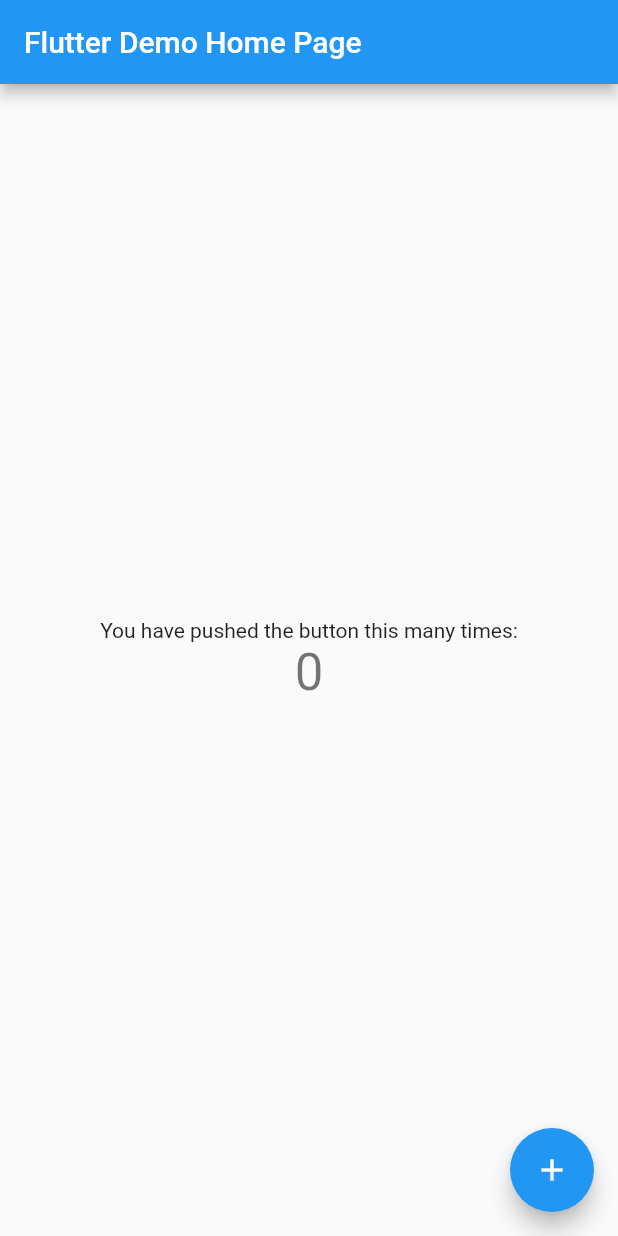
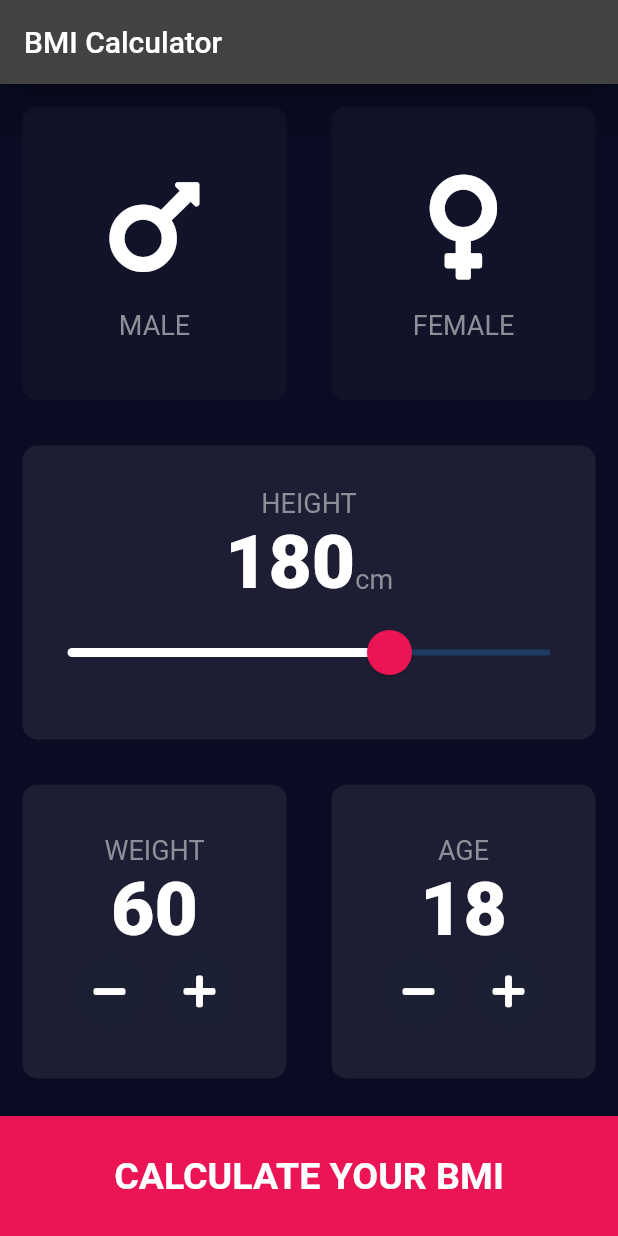
Before and after one commit to rbides/bmi_calculator_flutter, a Flutter app: the screen it shows after launch, on a phone screen of 412 x 824 dp. Run offline on Flutter 3.47's test engine with Material 2 defaults, Android fonts, the phone set to English and light mode, and no system bars; our stand-ins replace font_awesome_flutter.

Commit message:
Complete Project

```diff
--- /dev/null
+++ b/lib/calculator_brain.dart
@@ -0,0 +1,38 @@
+import 'dart:math';
+
+class CalculatorBrain{
+  final int height;
+  final int weight;
+
+  double _bmi;
+
+  CalculatorBrain(this.height, this.weight);
+  String calculateBMI(){
+
+
+    _bmi = weight / pow(height / 100,2);
+
+    return _bmi.toStringAsFixed(1); // round to 1 decimal case
+  }
+
+  String getResult(){
+    if (_bmi >= 25){
+      return 'OVERWEIGHT';
+    }else if(_bmi > 18.5){
+      return 'NORMAL';
+    }else{
+      return 'UNDERWEIGHT';
+    }
+  }
+
+   String getInterpretation(){
+    if (_bmi >= 25){
+      return 'You have a higher than normal body weight. Try to exercise more.';
+    }else if(_bmi > 18.5){
+      return 'You have a normal body weight. Good job!';
+    }else{
+      return 'You have a lower than normal body weight. You can eat a bit more.';
+    }
+  }
+
+}
--- /dev/null
+++ b/lib/components/bottom_button.dart
@@ -0,0 +1,31 @@
+import 'package:flutter/material.dart';
+import 'package:bmi_calculator_flutter/constants.dart';
+
+
+
+
+
+class BottomButtom extends StatelessWidget {
+
+  final Function onTap;
+  final String buttonTitle;
+
+  BottomButtom({@required this.onTap, @required this.buttonTitle});
+
+  @override
+  Widget build(BuildContext context) {
+    return GestureDetector(
+      onTap: onTap,
+      child: Container(
+        width: double.infinity,
+        height: kBottomContainerHeight,
+        color: kBottomContainerColor,
+        margin: EdgeInsets.only(top: 10.0),
+        //padding: EdgeInsets.only(bottom: 20.0),
+        child: Center(
+          child: Text(buttonTitle, style: kLargeButtonTextStyle),
+        ),
+      ),
+    );
+  }
+}
--- /dev/null
+++ b/lib/components/reusable_card.dart
@@ -0,0 +1,27 @@
+import 'package:flutter/material.dart';
+import 'package:bmi_calculator_flutter/constants.dart';
+
+class ReusableCard extends StatelessWidget {
+  final Color color; // can't be const
+  final cardChild;
+  final Function onSelectGender;
+
+  ReusableCard({@required this.color, this.cardChild, this.onSelectGender});
+
+
+
+  @override
+  Widget build(BuildContext context) {
+    return GestureDetector(
+      onTap: onSelectGender,
+      child: Container(
+        decoration: BoxDecoration(
+          color: color,
+          borderRadius: BorderRadius.circular(10.0),
+        ),
+        margin: EdgeInsets.all(15.0),
+        child: cardChild,
+      ),
+    );
+  }
+}
--- /dev/null
+++ b/lib/components/round_icon_buttom.dart
@@ -0,0 +1,25 @@
+import 'package:flutter/material.dart';
+import 'package:bmi_calculator_flutter/constants.dart';
+
+class RoundIconButton extends StatelessWidget {
+  final IconData icon;
+  final Function onPressed;
+
+  RoundIconButton({@required this.icon, @required this.onPressed});
+
+  @override
+  Widget build(BuildContext context) {
+    return RawMaterialButton(
+      child: Icon(icon),
+      onPressed:
+          onPressed, // if we don't have a onPressed, the button stays at a 'disabled' state in which it has no elevation
+      elevation: 0.0,
+      constraints: BoxConstraints.tightFor(
+          //got from FAB
+          width: 50.0,
+          height: 50.0),
+      shape: CircleBorder(),
+      fillColor: kRoundIconButtonColor,
+    );
+  }
+}
--- /dev/null
+++ b/lib/components/top_card_content.dart
@@ -0,0 +1,31 @@
+import 'package:flutter/material.dart';
+import 'package:bmi_calculator_flutter/constants.dart';
+
+
+class TopCardContent extends StatelessWidget {
+  final String topCardText;
+  final IconData topCardIcon;
+
+  TopCardContent({this.topCardText, this.topCardIcon});
+
+  @override
+  Widget build(BuildContext context) {
+    return Column(
+      mainAxisAlignment: MainAxisAlignment.center,
+      children: <Widget>[
+        Icon(
+          topCardIcon,
+          size: kIconSize,
+          color: Colors.white,
+        ),
+        SizedBox(
+          height: 15.0,
+        ),
+        Text(
+          topCardText,
+          style: kLabelTextStyle,
+        ),
+      ],
+    );
+  }
+}
--- /dev/null
+++ b/lib/constants.dart
@@ -0,0 +1,22 @@
+import 'package:flutter/material.dart';
+
+const double kBottomContainerHeight = 80.0;
+const Color kBottomContainerColor = Color(0xFFEB1555);
+const Color kCardSelectedColor = Color(0xFF1D1E33);
+const Color kCardUnselectedColor = Color(0xFF111328);
+
+const Color kUnselectedContentColor = Color(0xFF8D8E98);
+const kLabelTextStyle =
+    TextStyle(color: kUnselectedContentColor, fontSize: 18.0);
+const kIconSize = 80.0;
+
+const kNumbersStyle = TextStyle(fontSize: 50.0, fontWeight: FontWeight.w900);
+const Color kRoundIconButtonColor = Color(0xFF1C2033);
+
+const kLargeButtonTextStyle =
+    TextStyle(fontSize: 25.0, fontWeight: FontWeight.bold);
+
+const kResultTextStyle = TextStyle(
+    color: Color(0xCC24D876), fontWeight: FontWeight.bold, fontSize: 22.0);
+
+const kBodyTextStyle = TextStyle(fontSize: 20.0);
--- a/lib/main.dart
+++ b/lib/main.dart
@@ -1,111 +1,21 @@
 import 'package:flutter/material.dart';
+import 'package:bmi_calculator_flutter/screens/input_page.dart';
 
-void main() => runApp(MyApp());
+void main() => runApp(BMICalculator());
 
-class MyApp extends StatelessWidget {
-  // This widget is the root of your application.
+const Color primaryColor = Color(0xFF090C22);
+
+class BMICalculator extends StatelessWidget {
   @override
   Widget build(BuildContext context) {
     return MaterialApp(
-      title: 'Flutter Demo',
-      theme: ThemeData(
-        // This is the theme of your application.
-        //
-        // Try running your application with "flutter run". You'll see the
-        // application has a blue toolbar. Then, without quitting the app, try
-        // changing the primarySwatch below to Colors.green and then invoke
-        // "hot reload" (press "r" in the console where you ran "flutter run",
-        // or simply save your changes to "hot reload" in a Flutter IDE).
-        // Notice that the counter didn't reset back to zero; the application
-        // is not restarted.
-        primarySwatch: Colors.blue,
+      theme: ThemeData.dark().copyWith(
+        primaryColor: primaryColor,
+        scaffoldBackgroundColor: primaryColor,
+        appBarTheme: AppBarTheme(elevation: 10)
       ),
-      home: MyHomePage(title: 'Flutter Demo Home Page'),
+      home: InputPage(),
     );
+
   }
 }
-
-class MyHomePage extends StatefulWidget {
-  MyHomePage({Key key, this.title}) : super(key: key);
-
-  // This widget is the home page of your application. It is stateful, meaning
-  // that it has a State object (defined below) that contains fields that affect
-  // how it looks.
-
-  // This class is the configuration for the state. It holds the values (in this
-  // case the title) provided by the parent (in this case the App widget) and
-  // used by the build method of the State. Fields in a Widget subclass are
-  // always marked "final".
-
-  final String title;
-
-  @override
-  _MyHomePageState createState() => _MyHomePageState();
-}
-
-class _MyHomePageState extends State<MyHomePage> {
-  int _counter = 0;
-
-  void _incrementCounter() {
-    setState(() {
-      // This call to setState tells the Flutter framework that something has
-      // changed in this State, which causes it to rerun the build method below
-      // so that the display can reflect the updated values. If we changed
-      // _counter without calling setState(), then the build method would not be
-      // called again, and so nothing would appear to happen.
-      _counter++;
-    });
-  }
-
-  @override
-  Widget build(BuildContext context) {
-    // This method is rerun every time setState is called, for instance as done
-    // by the _incrementCounter method above.
-    //
-    // The Flutter framework has been optimized to make rerunning build methods
-    // fast, so that you can just rebuild anything that needs updating rather
-    // than having to individually change instances of widgets.
-    return Scaffold(
-      appBar: AppBar(
-        // Here we take the value from the MyHomePage object that was created by
-        // the App.build method, and use it to set our appbar title.
-        title: Text(widget.title),
-      ),
-      body: Center(
-        // Center is a layout widget. It takes a single child and positions it
-        // in the middle of the parent.
-        child: Column(
-          // Column is also a layout widget. It takes a list of children and
-          // arranges them vertically. By default, it sizes itself to fit its
-          // children horizontally, and tries to be as tall as its parent.
-          //
-          // Invoke "debug painting" (press "p" in the console, choose the
-          // "Toggle Debug Paint" action from the Flutter Inspector in Android
-          // Studio, or the "Toggle Debug Paint" command in Visual Studio Code)
-          // to see the wireframe for each widget.
-          //
-          // Column has various properties to control how it sizes itself and
-          // how it positions its children. Here we use mainAxisAlignment to
-          // center the children vertically; the main axis here is the vertical
-          // axis because Columns are vertical (the cross axis would be
-          // horizontal).
-          mainAxisAlignment: MainAxisAlignment.center,
-          children: <Widget>[
-            Text(
-              'You have pushed the button this many times:',
-            ),
-            Text(
-              '$_counter',
-              style: Theme.of(context).textTheme.display1,
-            ),
-          ],
-        ),
-      ),
-      floatingActionButton: FloatingActionButton(
-        onPressed: _incrementCounter,
-        tooltip: 'Increment',
-        child: Icon(Icons.add),
-      ), // This trailing comma makes auto-formatting nicer for build methods.
-    );
-  }
-}
--- /dev/null
+++ b/lib/screens/input_page.dart
@@ -0,0 +1,238 @@
+import 'package:bmi_calculator_flutter/calculator_brain.dart';
+import 'package:flutter/material.dart';
+import 'package:font_awesome_flutter/font_awesome_flutter.dart';
+import 'package:bmi_calculator_flutter/constants.dart';
+
+import 'package:bmi_calculator_flutter/screens/results_page.dart';
+
+import 'package:bmi_calculator_flutter/components/bottom_button.dart';
+import 'package:bmi_calculator_flutter/components/reusable_card.dart';
+import 'package:bmi_calculator_flutter/components/round_icon_buttom.dart';
+import 'package:bmi_calculator_flutter/components/top_card_content.dart';
+
+
+
+enum Gender { male, female }
+
+class InputPage extends StatefulWidget {
+  @override
+  InputPageState createState() => InputPageState();
+}
+
+class InputPageState extends State<InputPage> {
+  //Color maleCardColor = cardUnselectedColor;
+  //Color femaleCardColor = cardUnselectedColor;
+  int height =
+      180; // must be outside the build for the widget to use the new value on rebuild
+  int weight = 60;
+  int age = 18;
+
+  Gender selectedGender;
+
+  void selectMale() {
+    setState(() {
+      selectedGender = Gender.male;
+    });
+  }
+
+  void selectFemale() {
+    setState(() {
+      selectedGender = Gender.female;
+    });
+  }
+
+  @override
+  Widget build(BuildContext context) {
+    return Scaffold(
+      appBar: AppBar(
+        title: Text('BMI Calculator'),
+      ),
+      body: Column(crossAxisAlignment: CrossAxisAlignment.stretch, children: [
+        Expanded(
+          child: Row(
+            children: <Widget>[
+              Expanded(
+                child: ReusableCard(
+                  color: selectedGender == Gender.male
+                      ? kCardSelectedColor
+                      : kCardUnselectedColor,
+                  onSelectGender: selectMale,
+                  cardChild: TopCardContent(
+                    topCardIcon: FontAwesomeIcons.mars,
+                    topCardText: 'MALE',
+                  ),
+                ),
+              ),
+              Expanded(
+                child: ReusableCard(
+                    color: selectedGender == Gender.female
+                        ? kCardSelectedColor
+                        : kCardUnselectedColor,
+                    onSelectGender: selectFemale,
+                    cardChild: TopCardContent(
+                      topCardIcon: FontAwesomeIcons.venus,
+                      topCardText: 'FEMALE',
+                    )),
+              ),
+            ],
+          ),
+        ),
+        Expanded(
+          child: ReusableCard(
+            color: kCardSelectedColor,
+            cardChild: Column(
+              mainAxisAlignment: MainAxisAlignment.center,
+              children: <Widget>[
+                Text('HEIGHT', style: kLabelTextStyle),
+                Row(
+                  mainAxisAlignment: MainAxisAlignment.center,
+                  crossAxisAlignment:
+                      CrossAxisAlignment.baseline, // match baseline of children
+                  textBaseline: TextBaseline
+                      .alphabetic, // has to be setted for the baseline alignment to work
+                  children: <Widget>[
+                    Text(
+                      '$height',
+                      style: kNumbersStyle,
+                    ),
+                    Text(
+                      'cm',
+                      style: kLabelTextStyle,
+                    )
+                  ],
+                ),
+                SliderTheme(
+                  data: SliderTheme.of(context).copyWith(
+                      // this could be set in main.dart
+                      inactiveTickMarkColor: kUnselectedContentColor,
+                      activeTrackColor: Colors.white,
+                      thumbColor: kBottomContainerColor,
+                      overlayColor: Color(
+                          0x29EB1555), // the 2 numbers after the 'x' is the transparency
+                      thumbShape:
+                          RoundSliderThumbShape(enabledThumbRadius: 15.0),
+                      overlayShape:
+                          RoundSliderOverlayShape(overlayRadius: 30.0)),
+                  child: Slider(
+                    value: height.toDouble(),
+                    onChanged: (double newValue) {
+                      setState(() {
+                        height = newValue.round();
+                      });
+                    },
+                    min: 100.0,
+                    max: 220.0,
+                  ),
+                )
+              ],
+            ),
+          ),
+        ),
+        Expanded(
+          child: Row(
+            children: <Widget>[
+              Expanded(
+                child: ReusableCard(
+                  color: kCardSelectedColor,
+                  cardChild: Column(
+                    mainAxisAlignment: MainAxisAlignment.center,
+                    children: <Widget>[
+                      Text(
+                        'WEIGHT',
+                        style: kLabelTextStyle,
+                      ),
+                      Text(
+                        weight.toString(),
+                        style: kNumbersStyle,
+                      ),
+                      Row(
+                        mainAxisAlignment: MainAxisAlignment.center,
+                        children: <Widget>[
+                          RoundIconButton(
+                            icon: FontAwesomeIcons.minus,
+                            onPressed: () {
+                              setState(() {
+                                weight--;
+                              });
+                            },
+                          ),
+                          SizedBox(
+                            width: 10.0,
+                          ),
+                          RoundIconButton(
+                            icon: FontAwesomeIcons.plus,
+                            onPressed: () {
+                              setState(() {
+                                weight++;
+                              });
+                            },
+                          )
+                        ],
+                      )
+                    ],
+                  ),
+                ),
+              ),
+              Expanded(
+                child: ReusableCard(
+                  color: kCardSelectedColor,
+                  cardChild: Column(
+                    mainAxisAlignment: MainAxisAlignment.center,
+                    children: <Widget>[
+                      Text(
+                        'AGE',
+                        style: kLabelTextStyle,
+                      ),
+                      Text(
+                        age.toString(),
+                        style: kNumbersStyle,
+                      ),
+                      Row(
+                        mainAxisAlignment: MainAxisAlignment.center,
+                        children: <Widget>[
+                          RoundIconButton(
+                            icon: FontAwesomeIcons.minus,
+                            onPressed: () {
+                              setState(() {
+                                age--;
+                              });
+                            },
+                          ),
+                          SizedBox(
+                            width: 10.0,
+                          ),
+                          RoundIconButton(
+                            icon: FontAwesomeIcons.plus,
+                            onPressed: () {
+                              setState(() {
+                                age++;
+                              });
+                            },
+                          )
+                        ],
+                      )
+                    ],
+                  ),
+                ),
+              ),
+            ],
+          ),
+        ),
+        BottomButtom(
+          buttonTitle: 'CALCULATE YOUR BMI',
+          onTap: (){
+            CalculatorBrain calc = CalculatorBrain(height, weight);
+
+
+
+            Navigator.push(context, MaterialPageRoute(builder: (context)=> ResultPage(
+              resultBMI: calc.calculateBMI(),
+              resultText: calc.getResult(),
+              interpretationText: calc.getInterpretation(),
+            )));
+          },
+        )
+      ]),
+    );
+  }
+}
--- /dev/null
+++ b/lib/screens/results_page.dart
@@ -0,0 +1,76 @@
+import 'package:flutter/material.dart';
+import 'package:bmi_calculator_flutter/constants.dart';
+
+import 'package:bmi_calculator_flutter/components/bottom_button.dart';
+import 'package:bmi_calculator_flutter/components/reusable_card.dart';
+import 'package:bmi_calculator_flutter/components/round_icon_buttom.dart';
+import 'package:bmi_calculator_flutter/components/top_card_content.dart';
+
+import 'package:bmi_calculator_flutter/screens/input_page.dart';
+
+
+class ResultPage extends StatelessWidget {
+  final String resultBMI;
+  final String resultText;
+  final String interpretationText;
+
+  ResultPage({@required this.resultBMI, @required this.resultText, @required this.interpretationText});
+
+
+
+
+  @override
+  Widget build(BuildContext context) {
+    return Scaffold(
+      appBar: AppBar(
+        title: Text('BMI Calculator'),
+      ),
+      body: Column(
+        mainAxisAlignment: MainAxisAlignment.spaceEvenly,
+        crossAxisAlignment: CrossAxisAlignment.stretch,
+        children: <Widget>[
+          Expanded(
+            child: Container(
+              margin: EdgeInsets.all(15.0),
+              alignment: Alignment.bottomLeft,
+              child: Text(
+                'Your Result',
+                style: kNumbersStyle,
+              ),
+            ),
+          ),
+          Expanded(
+            flex: 5,
+            child: ReusableCard(
+              color: kCardSelectedColor,
+              cardChild: Center(
+                child: Column(
+                  mainAxisAlignment: MainAxisAlignment.spaceEvenly,
+                  crossAxisAlignment: CrossAxisAlignment.center,
+                  children: <Widget>[
+                    Text(resultText.toUpperCase(), style: kResultTextStyle),
+                    Text(
+                      resultBMI,
+                      style: kNumbersStyle,
+                    ),
+                    Text(
+                      interpretationText,
+                      textAlign: TextAlign.center,
+                      style: kBodyTextStyle,
+                    )
+                  ],
+                ),
+              ),
+            ),
+          ),
+          BottomButtom(
+              buttonTitle: 'RE-CALCULATE YOUR BMI',
+              onTap: (){
+                Navigator.pop(context);
+              },
+             )
+        ],
+      ),
+    );
+  }
+}
--- a/pubspec.yaml
+++ b/pubspec.yaml
@@ -23,6 +23,7 @@ dependencies:
   # The following adds the Cupertino Icons font to your application.
   # Use with the CupertinoIcons class for iOS style icons.
   cupertino_icons: ^0.1.2
+  font_awesome_flutter: ^8.4.0
 
 dev_dependencies:
   flutter_test:
```
Also changed, not shown: pubspec.lock.
